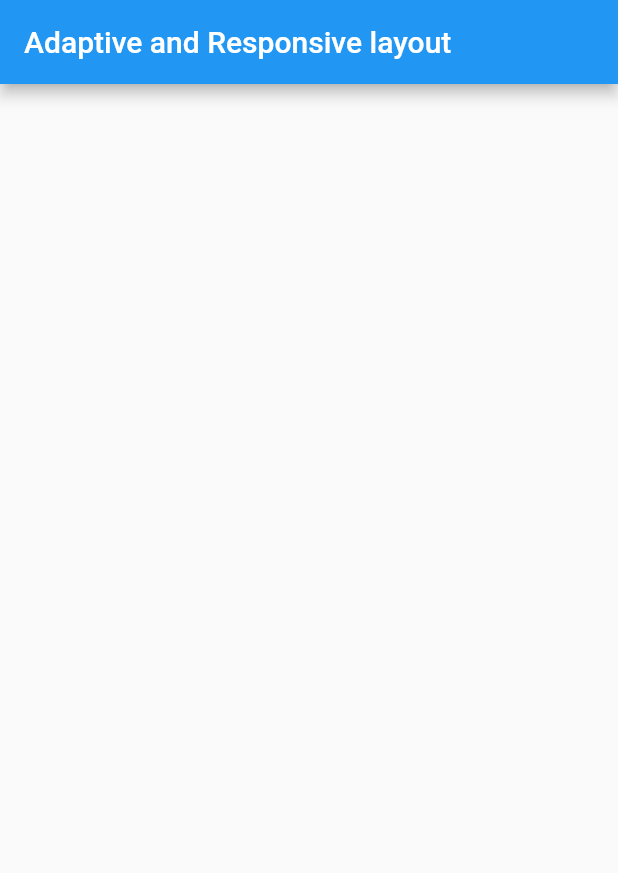
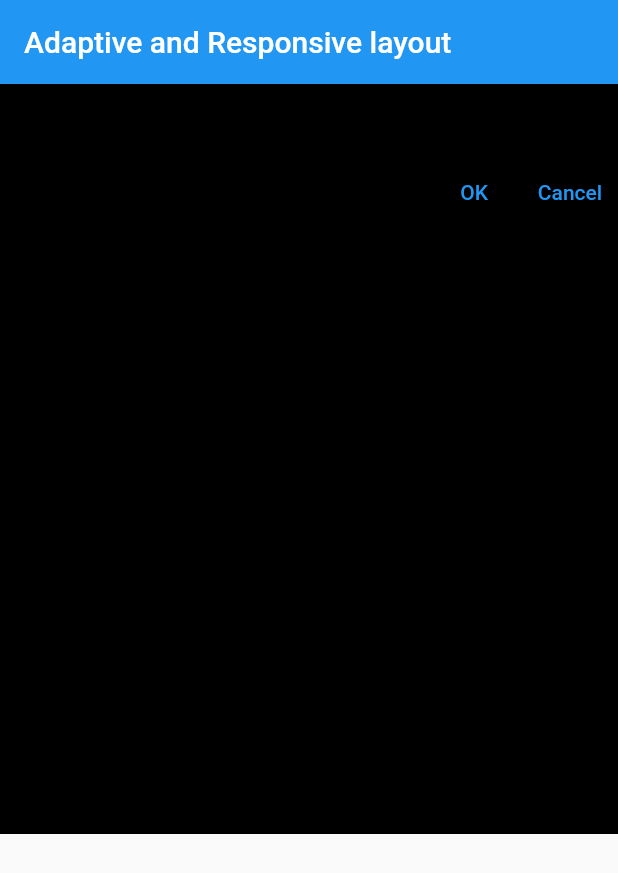
Before and after one commit to marcosalvesmacedo/newapp, a Flutter app: the screen it shows after launch, on a phone screen of 412 x 824 dp. Shown: the top 873 px of the screen. Run offline on Flutter 3.47's test engine with Material 2 defaults, Android fonts, the phone set to English and light mode, and no system bars; our stand-ins replace universal_platform.

Commit message:
Create a change color background in mouse over with SelectableText

```diff
--- a/lib/main.dart
+++ b/lib/main.dart
@@ -1,9 +1,13 @@
+import 'dart:io';
+
+import 'package:flutter/foundation.dart';
 import 'package:flutter/material.dart';
 import 'package:flutter/rendering.dart';
 import 'package:flutter/services.dart';
+import 'package:universal_platform/universal_platform.dart';
 
 void main() {
-  // debugPaintSizeEnabled = true;
+  debugPaintSizeEnabled = true;
   runApp(const MyApp());
 }
 
@@ -22,16 +26,84 @@ class MyApp extends StatelessWidget {
         appBar: AppBar(
           title: const Text('Adaptive and Responsive layout'),
         ),
-        body: MouseRegion(
-          cursor: SystemMouseCursors.forbidden,
-          child: GestureDetector(
-            onTap: () {
-              Focus.of(context).requestFocus();
-            },
-            child: Container(),
+        body: const CreateMouseRegionWithInteraction(),
+      ),
+    );
+  }
+}
+
+class CreateMouseRegionWithInteraction extends StatefulWidget {
+  const CreateMouseRegionWithInteraction({Key? key}) : super(key: key);
+
+  @override
+  _MouseRegionState createState() => _MouseRegionState();
+}
+
+class _MouseRegionState extends State<CreateMouseRegionWithInteraction> {
+  bool _isMouseOver = false;
+
+  @override
+  Widget build(BuildContext context) {
+    TextDirection btnDirection =
+        UniversalPlatform.isWindows ? TextDirection.rtl : TextDirection.ltr;
+    return MouseRegion(
+      cursor: SystemMouseCursors.click,
+      onEnter: (_) => onEntered(true),
+      onExit: (_) => onEntered(false),
+      onHover: (e) => print(e.localPosition),
+      child: GestureDetector(
+        onTap: () {
+          Focus.of(context).requestFocus();
+        },
+        child: Container(
+          height: 500,
+          color: _isMouseOver ? Colors.blue : Colors.black,
+          child: Column(
+            children: [
+              const Tooltip(
+                message: 'I am a Tooltip',
+                child: Text('Hover over the text to show a tooltip.'),
+              ),
+              const SelectableText('i am a selectable text'),
+              const SelectableText.rich(
+                TextSpan(
+                  children: [
+                    TextSpan(
+                      text: 'Hello',
+                    ),
+                    TextSpan(
+                      text: 'Bold',
+                      style: TextStyle(fontWeight: FontWeight.bold),
+                    ),
+                  ],
+                ),
+              ),
+              Row(
+                children: [
+                  const Spacer(),
+                  Row(
+                    textDirection: btnDirection,
+                    children: [
+                      TextButton(
+                        onPressed: () => {},
+                        child: const Text('OK'),
+                      ),
+                      TextButton(
+                        onPressed: () => {},
+                        child: const Text('Cancel'),
+                      )
+                    ],
+                  ),
+                ],
+              ),
+            ],
           ),
         ),
       ),
     );
   }
+
+  void onEntered(bool isHovered) {
+    setState(() => _isMouseOver = isHovered);
+  }
 }
--- a/pubspec.yaml
+++ b/pubspec.yaml
@@ -45,6 +45,7 @@ dev_dependencies:
   # package. See that file for information about deactivating specific lint
   # rules and activating additional ones.
   flutter_lints: ^1.0.0
+  universal_platform: ^0.1.3
 
 # For information on the generic Dart part of this file, see the
 # following page: https://dart.dev/tools/pub/pubspec
```
Also changed, not shown: flutter_01.png (added), pubspec.lock.
